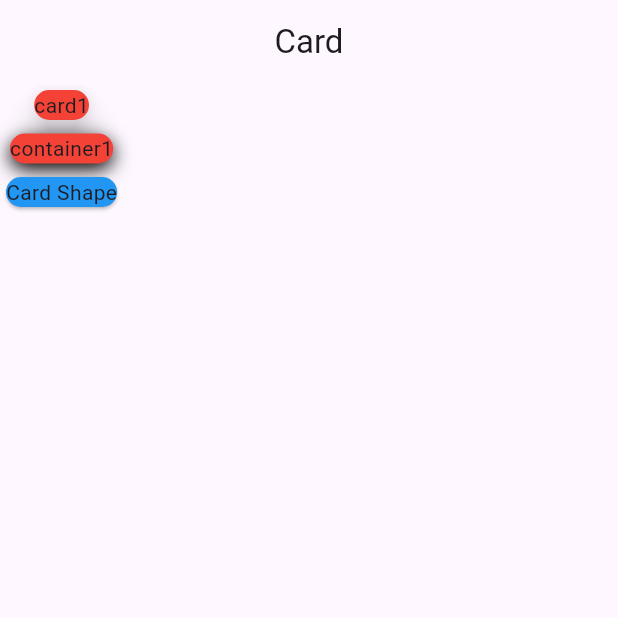
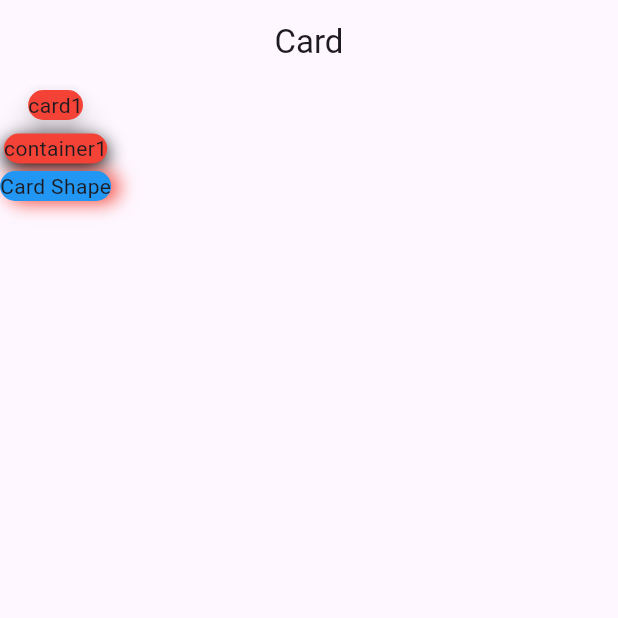
Before and after one commit to DandiTaufiq1402/latihan_card, a Flutter app: the screen it shows after launch, on a phone screen of 412 x 824 dp, the top half of it. Run offline on Flutter 3.47's test engine with Material 3 defaults, Android fonts, the light colour scheme and no system bars.

Commit message:
membenarkan error pada container line 34

```diff
--- a/lib/pages/latihan_card.dart
+++ b/lib/pages/latihan_card.dart
@@ -31,10 +31,17 @@ class MyCard extends StatelessWidget {
               child: Text("container1"),
             ),
             SizedBox(height: 5),
-            Card(
-              color: Colors.blue,
-              shape: RoundedRectangleBorder(
-                borderRadius: BorderRadius.circular(16),
+            Container(
+              decoration: BoxDecoration(
+                borderRadius: BorderRadius.circular(15),
+                color: Colors.blue,
+                boxShadow: [
+                  BoxShadow(
+                    color: Colors.red,
+                    blurRadius: 10,
+                    offset: Offset(5, 1),
+                  ),
+                ],
               ),
               child: Text('Card Shape'),
             ),
```
Also changed, not shown: 1 other file.
